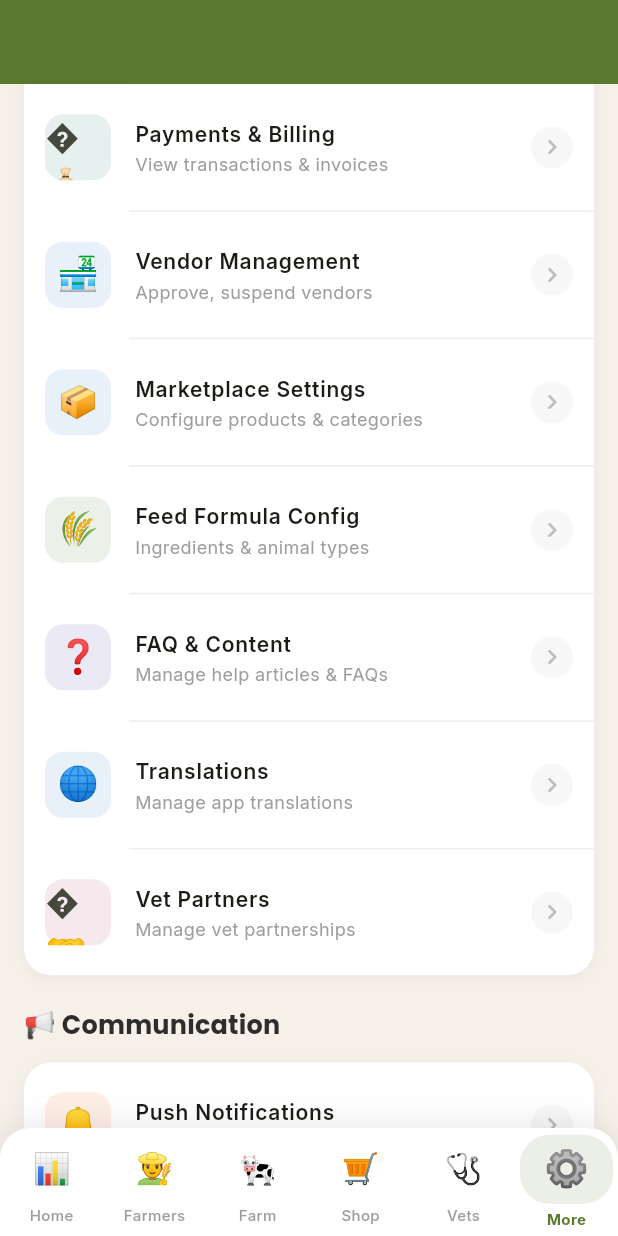
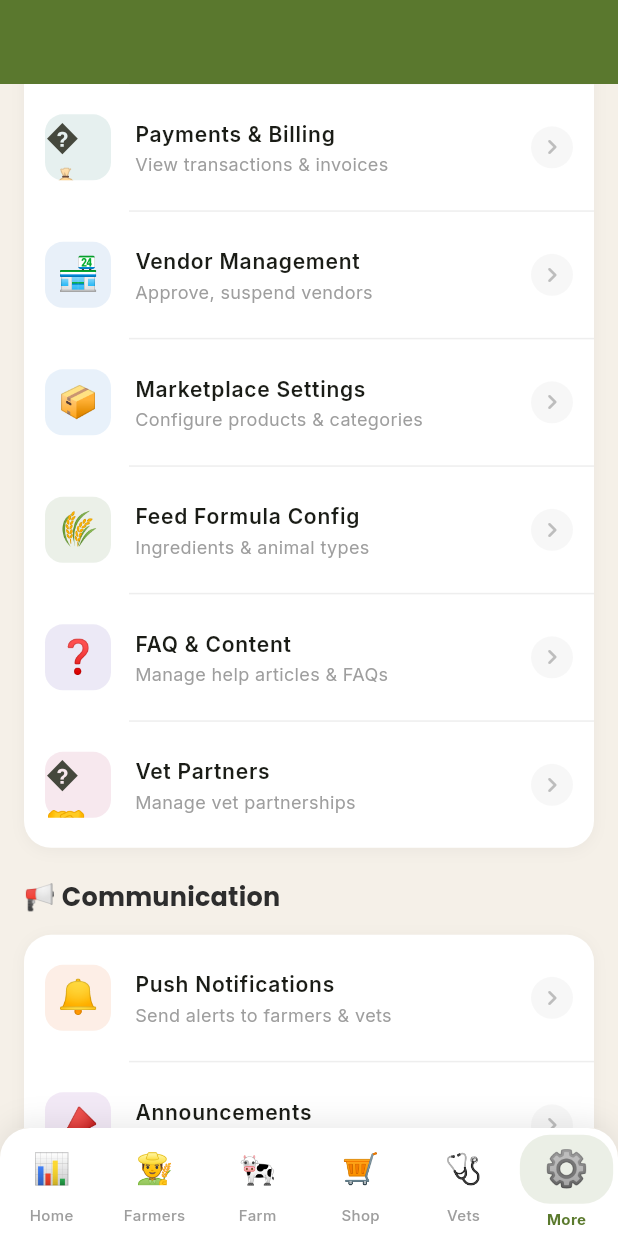
Before and after one commit to ashishsrivastava14/RumenoApp, a Flutter app: the AdminMoreScreen screen opened by its route, scrolled down 576 dp, on a phone screen of 412 x 824 dp. Run offline on Flutter 3.47's test engine with Material 3 defaults, Android fonts, the phone set to English and light mode, and no system bars; our stand-ins replace fl_chart, go_router, google_fonts, image_picker, qr_flutter, shared_preferences and 1 more; missing offline and left inert: home_widget, mobile_scanner; accounts and stored records are empty.

Commit message:
feat: comment out translations menu tile in admin more screen

```diff
--- a/rumeno_app/lib/screens/admin/admin_more_screen.dart
+++ b/rumeno_app/lib/screens/admin/admin_more_screen.dart
@@ -175,13 +175,13 @@ class AdminMoreScreen extends StatelessWidget {
                       subtitle: 'Manage help articles & FAQs',
                       onTap: () => context.go('/admin/more/faq'),
                     ),
-                    _MenuTile(
-                      emoji: '🌐',
-                      color: const Color(0xFF1565C0),
-                      label: 'Translations',
-                      subtitle: 'Manage app translations',
-                      onTap: () => context.go('/admin/more/translations'),
-                    ),
+                    // _MenuTile(
+                    //   emoji: '🌐',
+                    //   color: const Color(0xFF1565C0),
+                    //   label: 'Translations',
+                    //   subtitle: 'Manage app translations',
+                    //   onTap: () => context.go('/admin/more/translations'),
+                    // ),
                     // _MenuTile(
                     //   emoji: '�',
                     //   color: const Color(0xFF00695C),
```
